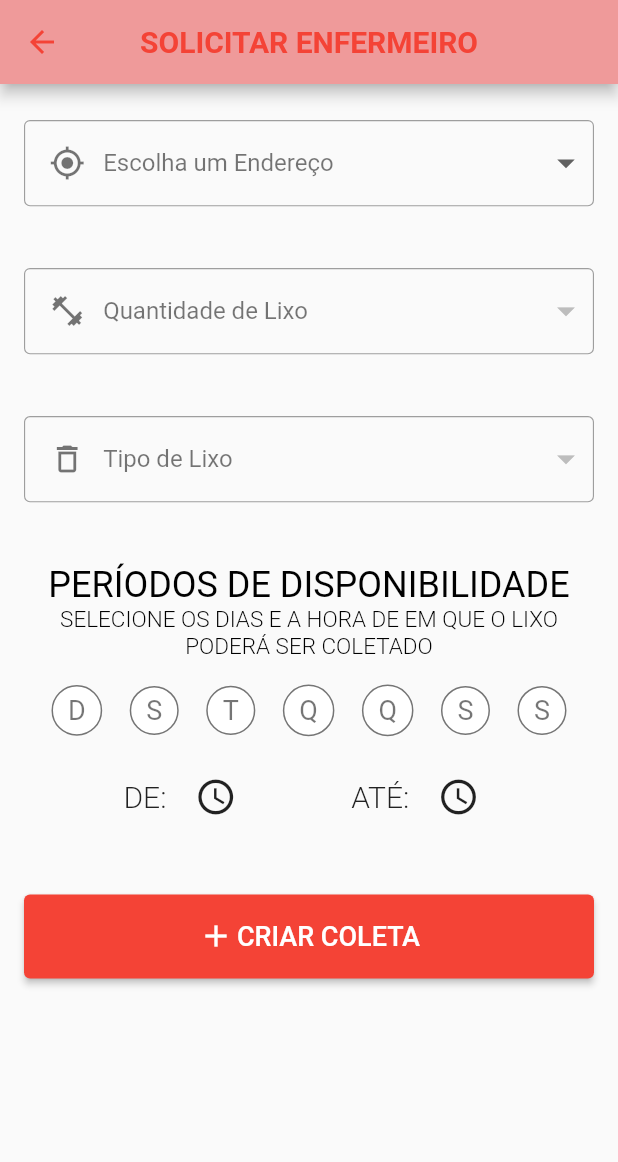
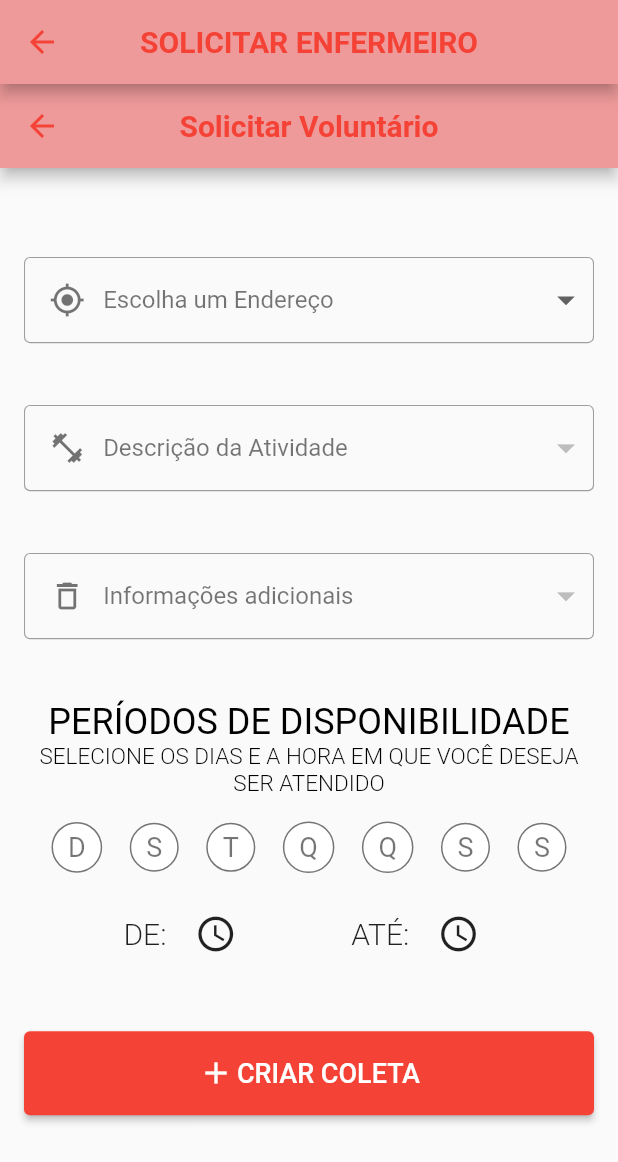
Before and after one commit to pedromartins28/tccCliente, a Flutter app: the RequestPage screen opened directly, on a phone screen of 412 x 824 dp. Shown: the top 1162 px of the screen. Run offline on Flutter 3.47's test engine with Material 2 defaults, Android fonts, the phone set to English and light mode, and no system bars; our stand-ins replace cached_network_image, cloud_firestore, firebase_auth, firebase_messaging, firebase_storage, flushbar and 6 more; missing offline and left inert: flutter_cupertino_date_picker, flutter_google_places, geocoder, google_maps_webservice; accounts and stored records are empty.

Commit message:
1.1
+ tela de solicitar voluntário(create_request.dart -não está pronta-)

```diff
--- a/lib/ui/pages/tabs/create_request.dart
+++ b/lib/ui/pages/tabs/create_request.dart
@@ -22,8 +22,8 @@ class _CreateRequestState extends State<CreateRequest> {
   List<bool> days = [false, false, false, false, false, false, false];
   final GlobalKey<FormState> _formKey = GlobalKey<FormState>();
   String _addressText = "Escolha um Endereço",
-      _amountText = "Quantidade de Lixo",
-      _typeText = "Tipo de Lixo";
+      _ativityText = "Descrição da Atividade",
+      _infoText = "Informações adicionais";
   Firestore _db = Firestore.instance;
   List<String> addressList = [];
   bool _loadingVisible = false;
@@ -43,6 +43,13 @@ class _CreateRequestState extends State<CreateRequest> {
   void initState() {
     readLocal();
     super.initState();
+  }
+
+  Widget _normalAppBar(String text) {
+    return AppBar(
+      title: Text(text),
+      centerTitle: true,
+    );
   }
 
   void readLocal() async {
@@ -113,13 +120,18 @@ class _CreateRequestState extends State<CreateRequest> {
     }
   }
 
+/*appBar: _normalAppBar("INÍCIO"),*/
+
   @override
   Widget build(BuildContext context) {
-    return LoadingPage(
-      opacity: 0.2,
+    return Scaffold(
+      appBar: _normalAppBar("Solicitar Voluntário"),
+      /*opacity: 0.2,
       progressIndicator: CircularProgressIndicator(
         valueColor: AlwaysStoppedAnimation(Theme.of(context).primaryColor),
-      ),
+      ),*/
+      body: Center(
+          child: LoadingPage(
         child: Form(
           key: _formKey,
           child: SingleChildScrollView(
@@ -143,7 +155,7 @@ class _CreateRequestState extends State<CreateRequest> {
                     ),
                   ),
                   Text(
-                  "SELECIONE OS DIAS E A HORA DE EM QUE O LIXO PODERÁ SER COLETADO",
+                    "SELECIONE OS DIAS E A HORA EM QUE VOCÊ DESEJA SER ATENDIDO",
                     textAlign: TextAlign.center,
                     style: TextStyle(
                         color: Colors.black,
@@ -169,6 +181,7 @@ class _CreateRequestState extends State<CreateRequest> {
           ),
         ),
         inAsyncCall: _loadingVisible,
+      )),
     );
   }
 
@@ -268,7 +281,9 @@ class _CreateRequestState extends State<CreateRequest> {
                   ));
                 }
 
-                return DropdownButton<Map>(
+                return Material(
+                  child: DropdownButton<Map>(
+                    //OLHAR AQUI AQUI AQUI
                     iconSize: 28.0,
                     elevation: 2,
                     items: list,
@@ -307,6 +322,7 @@ class _CreateRequestState extends State<CreateRequest> {
                           ),
                         ),
                       ],
+                    ),
                   ),
                 );
               }
@@ -367,16 +383,18 @@ class _CreateRequestState extends State<CreateRequest> {
                     );
                   }
                 }
-                return DropdownButton<String>(
+
+                return Material(
+                  child: DropdownButton<String>(
                     iconSize: 28.0,
                     elevation: 2,
                     items: list,
                     onChanged: (choice) {
                       setState(() {
                         if (queryCollection == 'trashAmounts')
-                        _amountText = choice;
+                          _ativityText = choice;
                         else
-                        _typeText = choice;
+                          _infoText = choice;
                       });
                     },
                     hint: Row(
@@ -385,11 +403,12 @@ class _CreateRequestState extends State<CreateRequest> {
                         SizedBox(width: 12.0),
                         Text(
                           queryCollection == 'trashAmounts'
-                            ? _amountText
-                            : _typeText,
+                              ? _ativityText
+                              : _infoText,
                           style: TextStyle(color: Colors.black54),
                         ),
                       ],
+                    ),
                   ),
                 );
               }
@@ -451,7 +470,8 @@ class _CreateRequestState extends State<CreateRequest> {
         Text(text, style: TextStyle(fontSize: 20, fontWeight: FontWeight.w300)),
         SizedBox(width: 4),
         Text(controller.text, style: TextStyle(fontSize: 20)),
-        IconButton(
+        Material(
+          child: IconButton(
             onPressed: () {
               DatePicker.showDatePicker(
                 context,
@@ -501,12 +521,14 @@ class _CreateRequestState extends State<CreateRequest> {
                 onConfirm: (date, integers) {
                   if (_periodEnd == null) {
                     setState(() {
-                    controller.text = "$date".substring(11, "$date".length - 7);
+                      controller.text =
+                          "$date".substring(11, "$date".length - 7);
                       _periodStart = date;
                     });
                   } else {
                     setState(() {
-                    controller.text = "$date".substring(11, "$date".length - 7);
+                      controller.text =
+                          "$date".substring(11, "$date".length - 7);
                       _periodStart = date;
                     });
                   }
@@ -514,6 +536,7 @@ class _CreateRequestState extends State<CreateRequest> {
               );
             },
             icon: Icon(Icons.access_time, color: Colors.black87, size: 28),
+          ),
         ),
       ],
     );
@@ -526,7 +549,8 @@ class _CreateRequestState extends State<CreateRequest> {
         Text(text, style: TextStyle(fontSize: 20, fontWeight: FontWeight.w300)),
         SizedBox(width: 4),
         Text(controller.text, style: TextStyle(fontSize: 20)),
-        IconButton(
+        Material(
+          child: IconButton(
             onPressed: () {
               DatePicker.showDatePicker(
                 context,
@@ -584,6 +608,7 @@ class _CreateRequestState extends State<CreateRequest> {
             },
             icon: Icon(Icons.access_time, color: Colors.black87, size: 28),
           ),
+        ),
       ],
     );
   }
@@ -610,8 +635,8 @@ class _CreateRequestState extends State<CreateRequest> {
         _changeLoadingVisible();
         if (_addressText != "Escolha um Endereço" &&
             _addressText != "Carregando..." &&
-            _amountText != "Quantidade de Lixo" &&
-            _typeText != "Tipo de Lixo" &&
+            _ativityText != "Descrição da atividade" &&
+            _infoText != "Informações adicionais" &&
             _periodEnd != null &&
             _periodStart != null &&
             days.contains(true)) {
@@ -620,9 +645,9 @@ class _CreateRequestState extends State<CreateRequest> {
               _db.collection('requests').add({
                 'periodStart': Timestamp.fromDate(_periodStart),
                 'periodEnd': Timestamp.fromDate(_periodEnd),
-                'trashAmount': _amountText,
+                'trashAmount': _ativityText,
                 'address': _addressText,
-                'trashType': _typeText,
+                'trashType': _infoText,
                 'location': _location,
                 'donorId': userId,
                 'state': 1,
--- a/lib/util/route_generator.dart
+++ b/lib/util/route_generator.dart
@@ -26,7 +26,7 @@ class RouteGenerator {
           settings: RouteSettings(
             name: '/volunt',
           ),
-          page: VoluntRequest(),
+          page: CreateRequest(),
         );
       case '/signin':
         return FadeRoute(
```
Lines whose indentation alone changed are shown as unchanged.
